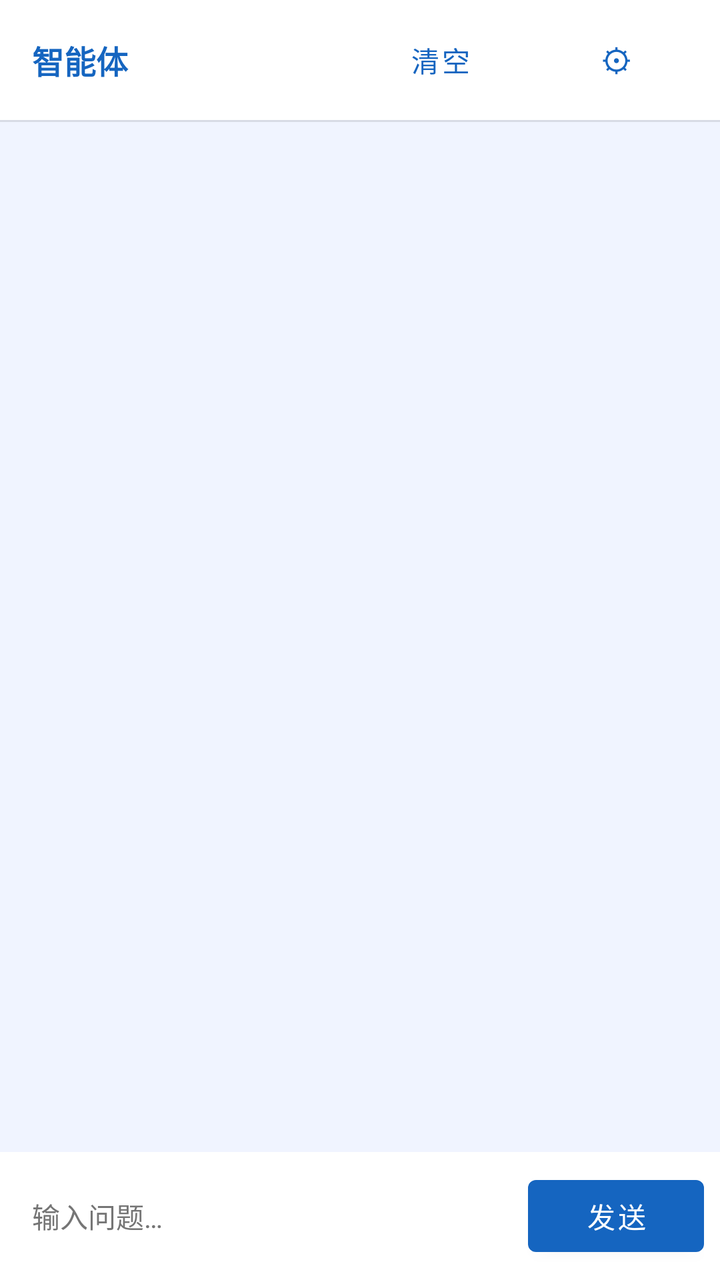
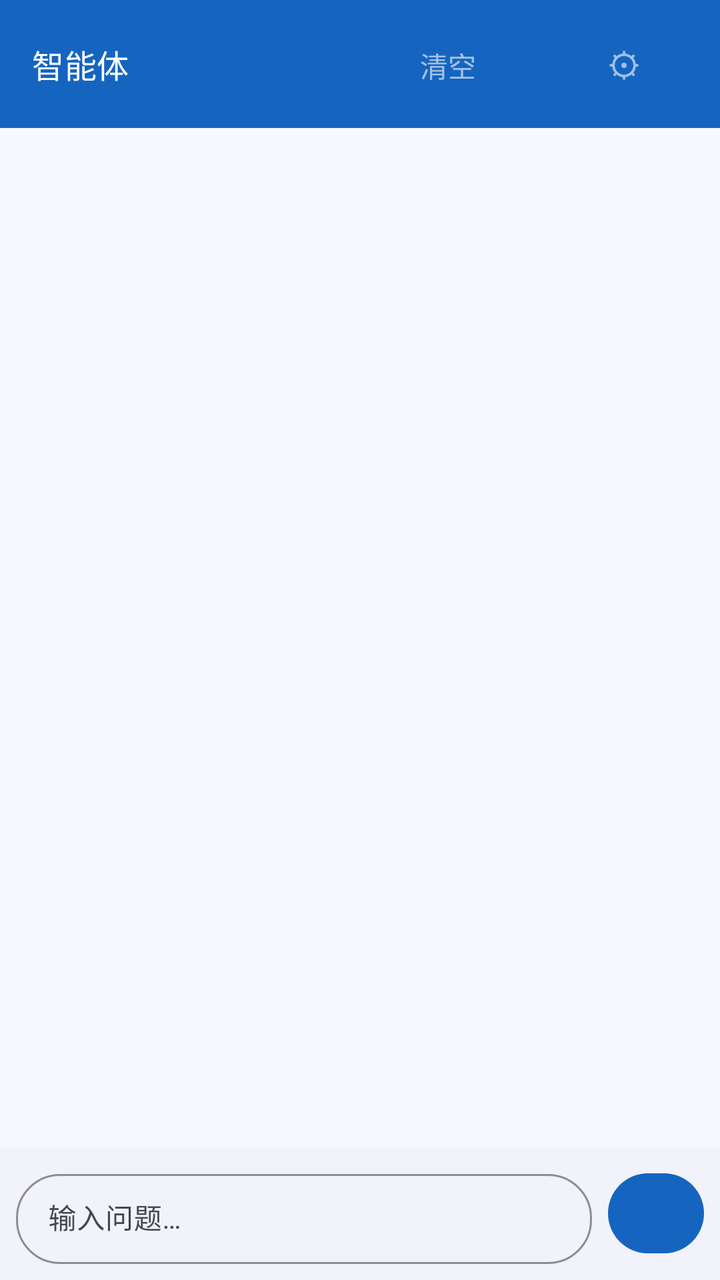

The first picture is an Android layout as it rendered before a commit; the second is the same layout after the commit. The layout source and the unified diff follow.
<!-- AndroidManifest.xml: application theme Theme.CellSentinelApp -->
<!-- res/layout/fragment_agent.xml -->
<?xml version="1.0" encoding="utf-8"?>
<LinearLayout xmlns:android="http://schemas.android.com/apk/res/android"
    xmlns:app="http://schemas.android.com/apk/res-auto"
    android:layout_width="match_parent"
    android:layout_height="match_parent"
    android:orientation="vertical"
    android:background="@color/background">

    
    <LinearLayout
        android:layout_width="match_parent"
        android:layout_height="wrap_content"
        android:orientation="horizontal"
        android:paddingHorizontal="8dp"
        android:paddingVertical="6dp"
        android:gravity="center_vertical"
        android:background="@color/colorSurface">

        <TextView
            android:layout_width="0dp"
            android:layout_height="wrap_content"
            android:layout_weight="1"
            android:text="智能体"
            android:textSize="16sp"
            android:textStyle="bold"
            android:textColor="@color/colorPrimary"
            android:layout_marginStart="8dp" />

        <Button
            android:id="@+id/btn_export_pdf"
            style="@style/Widget.MaterialComponents.Button.TextButton"
            android:layout_width="wrap_content"
            android:layout_height="wrap_content"
            android:text="导出PDF"
            android:textAllCaps="false"
            android:visibility="gone" />

        <Button
            android:id="@+id/btn_agent_clear"
            style="@style/Widget.MaterialComponents.Button.TextButton"
            android:layout_width="wrap_content"
            android:layout_height="wrap_content"
            android:text="清空"
            android:textAllCaps="false" />

        <Button
            android:id="@+id/btn_agent_settings"
            style="@style/Widget.MaterialComponents.Button.TextButton"
            android:layout_width="wrap_content"
            android:layout_height="wrap_content"
            android:text="⚙"
            android:textSize="16sp"
            android:textAllCaps="false" />

    </LinearLayout>

    <View
        android:layout_width="match_parent"
        android:layout_height="1dp"
        android:background="@color/colorDivider" />

    
    <com.google.android.material.card.MaterialCardView
        android:id="@+id/card_context"
        android:layout_width="match_parent"
        android:layout_height="wrap_content"
        android:layout_margin="8dp"
        android:visibility="gone"
        app:cardBackgroundColor="@color/colorCardAI">

        <LinearLayout
            android:layout_width="match_parent"
            android:layout_height="wrap_content"
            android:orientation="horizontal"
            android:paddingHorizontal="12dp"
            android:paddingVertical="8dp"
            android:gravity="center_vertical">

            <TextView
                android:layout_width="0dp"
                android:layout_height="wrap_content"
                android:layout_weight="1"
                android:text="📊 "
                android:textSize="12sp"
                android:textColor="@color/colorPrimary" />

            <TextView
                android:id="@+id/tv_context_summary"
                android:layout_width="0dp"
                android:layout_height="wrap_content"
                android:layout_weight="10"
                android:text="已附加分析数据"
                android:textSize="12sp"
                android:textColor="@color/colorPrimary"
                android:textStyle="bold" />

        </LinearLayout>
    </com.google.android.material.card.MaterialCardView>

    
    <ScrollView
        android:id="@+id/sv_messages"
        android:layout_width="match_parent"
        android:layout_height="0dp"
        android:layout_weight="1"
        android:fillViewport="true"
        android:clipToPadding="false"
        android:paddingVertical="4dp">

        <LinearLayout
            android:id="@+id/ll_messages"
            android:layout_width="match_parent"
            android:layout_height="wrap_content"
            android:orientation="vertical"
            android:paddingHorizontal="4dp"
            android:paddingBottom="8dp" />

    </ScrollView>

    
    <TextView
        android:id="@+id/tv_typing"
        android:layout_width="wrap_content"
        android:layout_height="wrap_content"
        android:layout_marginStart="16dp"
        android:layout_marginBottom="4dp"
        android:text="AI 正在思考…"
        android:textSize="12sp"
        android:textColor="@color/colorAccent"
        android:textStyle="italic"
        android:visibility="gone" />

    
    <LinearLayout
        android:layout_width="match_parent"
        android:layout_height="wrap_content"
        android:orientation="horizontal"
        android:padding="8dp"
        android:gravity="center_vertical"
        android:background="@color/colorSurface">

        <EditText
            android:id="@+id/et_agent_input"
            android:layout_width="0dp"
            android:layout_height="wrap_content"
            android:layout_weight="1"
            android:hint="输入问题…"
            android:inputType="textMultiLine"
            android:maxLines="4"
            android:background="@android:color/transparent"
            android:textSize="14sp"
            android:imeOptions="actionSend"
            android:paddingHorizontal="8dp" />

        <Button
            android:id="@+id/btn_agent_send"
            android:layout_width="wrap_content"
            android:layout_height="wrap_content"
            android:text="发送"
            android:textAllCaps="false"
            android:textSize="14sp" />

    </LinearLayout>

</LinearLayout>
<!-- resources referenced by this layout -->
<resources>
  <color name="background">#F0F4FF</color>
  <color name="colorAccent">#00ACC1</color>
  <color name="colorCardAI">#E3F2FD</color>
  <color name="colorDivider">#1A000000</color>
  <color name="colorPrimary">#1565C0</color>
  <color name="colorSurface">#FFFFFF</color>
  <style name="Theme.CellSentinelApp" parent="Theme.MaterialComponents.Light.DarkActionBar">
          
          <item name="colorPrimary">@color/colorPrimary</item>
          <item name="colorPrimaryVariant">@color/colorPrimaryDark</item>
          <item name="colorOnPrimary">@color/white</item>
          
          <item name="colorSecondary">@color/colorAccent</item>
          <item name="colorSecondaryVariant">@color/colorAccentDark</item>
          <item name="colorOnSecondary">@color/white</item>
          
          <item name="colorSurface">@color/colorSurface</item>
          <item name="colorOnSurface">@color/textColorPrimary</item>
          
          <item name="android:windowBackground">@color/background</item>
          <item name="android:colorBackground">@color/background</item>
          
          <item name="android:statusBarColor">@color/colorPrimaryDark</item>
          
          <item name="android:textColorPrimary">@color/textColorPrimary</item>
          <item name="android:textColorSecondary">@color/textColorSecondary</item>
          <item name="android:textColorHint">@color/textColorHint</item>
          
          <item name="materialCardViewStyle">@style/AppCardView</item>
          <item name="editTextStyle">@style/AppEditText</item>
          <item name="chipStyle">@style/AppChip</item>
      </style>
  <color name="colorPrimaryDark">#0D47A1</color>
  <color name="white">#FFFFFFFF</color>
  <color name="colorAccentDark">#007C91</color>
  <color name="textColorPrimary">#DE000000</color>
  <color name="textColorSecondary">#99000000</color>
  <color name="textColorHint">#FF757575</color>
  <style name="AppCardView" parent="Widget.MaterialComponents.CardView">
          <item name="cardCornerRadius">8dp</item>
          <item name="cardElevation">2dp</item>
          <item name="cardBackgroundColor">@color/colorSurfaceFaint</item>
          <item name="strokeColor">@color/colorPrimaryTintBg</item>
          <item name="strokeWidth">1dp</item>
      </style>
  <style name="AppChip" parent="Widget.MaterialComponents.Chip.Filter">
          <item name="chipBackgroundColor">@color/chip_bg_color</item>
          <item name="android:textColor">@color/chip_text_color</item>
          <item name="chipStrokeColor">@color/colorPrimaryTintBg</item>
          <item name="chipStrokeWidth">1dp</item>
      </style>
  <color name="colorSurfaceFaint">#FAFAFA</color>
  <color name="colorPrimaryTintBg">#1A1565C0</color>
  <!-- unchanged entries left out for length: 1 -->
</resources>

<!-- the commit's change to res/layout/fragment_agent.xml (unified diff, before → after) -->
@@ -4,95 +4,91 @@
     android:layout_width="match_parent"
     android:layout_height="match_parent"
     android:orientation="vertical"
-    android:background="@color/background">
+    android:background="?attr/colorSurface">
 
     
-    <LinearLayout
+    <com.google.android.material.appbar.MaterialToolbar
         android:layout_width="match_parent"
-        android:layout_height="wrap_content"
-        android:orientation="horizontal"
-        android:paddingHorizontal="8dp"
-        android:paddingVertical="6dp"
-        android:gravity="center_vertical"
-        android:background="@color/colorSurface">
+        android:layout_height="?attr/actionBarSize"
+        android:background="@color/colorPrimary"
+        android:theme="@style/ThemeOverlay.AppCompat.Dark.ActionBar"
+        app:title="智能体"
+        app:titleTextColor="@color/white"
+        app:titleTextAppearance="?attr/textAppearanceTitleMedium">
 
-        <TextView
-            android:layout_width="0dp"
-            android:layout_height="wrap_content"
-            android:layout_weight="1"
-            android:text="智能体"
-            android:textSize="16sp"
-            android:textStyle="bold"
-            android:textColor="@color/colorPrimary"
-            android:layout_marginStart="8dp" />
-
-        <Button
-            android:id="@+id/btn_export_pdf"
-            style="@style/Widget.MaterialComponents.Button.TextButton"
+        <LinearLayout
             android:layout_width="wrap_content"
             android:layout_height="wrap_content"
-            android:text="导出PDF"
-            android:textAllCaps="false"
-            android:visibility="gone" />
+            android:layout_gravity="end"
+            android:orientation="horizontal"
+            android:paddingEnd="4dp">
 
-        <Button
-            android:id="@+id/btn_agent_clear"
-            style="@style/Widget.MaterialComponents.Button.TextButton"
-            android:layout_width="wrap_content"
-            android:layout_height="wrap_content"
-            android:text="清空"
-            android:textAllCaps="false" />
+            <com.google.android.material.button.MaterialButton
+                android:id="@+id/btn_export_pdf"
+                style="@style/Widget.Material3.Button.TextButton"
+                android:layout_width="wrap_content"
+                android:layout_height="wrap_content"
+                android:text="导出PDF"
+                android:textAllCaps="false"
+                android:textColor="@color/colorWhite60"
+                android:visibility="gone" />
 
-        <Button
-            android:id="@+id/btn_agent_settings"
-            style="@style/Widget.MaterialComponents.Button.TextButton"
-            android:layout_width="wrap_content"
-            android:layout_height="wrap_content"
-            android:text="⚙"
-            android:textSize="16sp"
-            android:textAllCaps="false" />
+            <com.google.android.material.button.MaterialButton
+                android:id="@+id/btn_agent_clear"
+                style="@style/Widget.Material3.Button.TextButton"
+                android:layout_width="wrap_content"
+                android:layout_height="wrap_content"
+                android:text="清空"
+                android:textAllCaps="false"
+                android:textColor="@color/colorWhite60" />
 
-    </LinearLayout>
+            <com.google.android.material.button.MaterialButton
+                android:id="@+id/btn_agent_settings"
+                style="@style/Widget.Material3.Button.TextButton"
+                android:layout_width="wrap_content"
+                android:layout_height="wrap_content"
+                android:text="⚙"
+                android:textSize="17sp"
+                android:textAllCaps="false"
+                android:textColor="@color/colorWhite60" />
 
-    <View
-        android:layout_width="match_parent"
-        android:layout_height="1dp"
-        android:background="@color/colorDivider" />
+        </LinearLayout>
+    </com.google.android.material.appbar.MaterialToolbar>
 
     
     <com.google.android.material.card.MaterialCardView
         android:id="@+id/card_context"
         android:layout_width="match_parent"
         android:layout_height="wrap_content"
-        android:layout_margin="8dp"
+        android:layout_margin="10dp"
         android:visibility="gone"
-        app:cardBackgroundColor="@color/colorCardAI">
+        app:cardCornerRadius="10dp"
+        app:cardElevation="0dp"
+        app:cardBackgroundColor="@color/colorPrimaryContainer">
 
         <LinearLayout
             android:layout_width="match_parent"
             android:layout_height="wrap_content"
             android:orientation="horizontal"
-            android:paddingHorizontal="12dp"
-            android:paddingVertical="8dp"
+            android:paddingHorizontal="14dp"
+            android:paddingVertical="10dp"
             android:gravity="center_vertical">
 
             <TextView
-                android:layout_width="0dp"
+                android:layout_width="wrap_content"
                 android:layout_height="wrap_content"
-                android:layout_weight="1"
-                android:text="📊 "
-                android:textSize="12sp"
-                android:textColor="@color/colorPrimary" />
+                android:text="📊"
+                android:textSize="14sp"
+                android:layout_marginEnd="8dp" />
 
             <TextView
                 android:id="@+id/tv_context_summary"
                 android:layout_width="0dp"
                 android:layout_height="wrap_content"
-                android:layout_weight="10"
+                android:layout_weight="1"
                 android:text="已附加分析数据"
-                android:textSize="12sp"
-                android:textColor="@color/colorPrimary"
-                android:textStyle="bold" />
+                android:textAppearance="?attr/textAppearanceLabelMedium"
+                android:textColor="@color/colorOnPrimaryContainer" />
 
         </LinearLayout>
     </com.google.android.material.card.MaterialCardView>
@@ -112,7 +108,7 @@
             android:layout_width="match_parent"
             android:layout_height="wrap_content"
             android:orientation="vertical"
-            android:paddingHorizontal="4dp"
+            android:paddingHorizontal="8dp"
             android:paddingBottom="8dp" />
 
     </ScrollView>
@@ -123,9 +119,9 @@
         android:layout_width="wrap_content"
         android:layout_height="wrap_content"
         android:layout_marginStart="16dp"
-        android:layout_marginBottom="4dp"
+        android:layout_marginBottom="2dp"
         android:text="AI 正在思考…"
-        android:textSize="12sp"
+        android:textAppearance="?attr/textAppearanceBodySmall"
         android:textColor="@color/colorAccent"
         android:textStyle="italic"
         android:visibility="gone" />
@@ -137,28 +133,38 @@
         android:orientation="horizontal"
         android:padding="8dp"
         android:gravity="center_vertical"
-        android:background="@color/colorSurface">
+        android:background="@color/colorSurfaceContainerLow">
 
-        <EditText
-            android:id="@+id/et_agent_input"
+        <com.google.android.material.textfield.TextInputLayout
             android:layout_width="0dp"
             android:layout_height="wrap_content"
             android:layout_weight="1"
             android:hint="输入问题…"
-            android:inputType="textMultiLine"
-            android:maxLines="4"
-            android:background="@android:color/transparent"
-            android:textSize="14sp"
-            android:imeOptions="actionSend"
-            android:paddingHorizontal="8dp" />
+            style="@style/AppTextInput"
+            android:layout_marginEnd="8dp"
+            app:boxCornerRadiusBottomEnd="22dp"
+            app:boxCornerRadiusBottomStart="22dp"
+            app:boxCornerRadiusTopEnd="22dp"
+            app:boxCornerRadiusTopStart="22dp">
+            <com.google.android.material.textfield.TextInputEditText
+                android:id="@+id/et_agent_input"
+                android:layout_width="match_parent"
+                android:layout_height="wrap_content"
+                android:inputType="textMultiLine"
+                android:maxLines="4"
+                android:textAppearance="?attr/textAppearanceBodyMedium"
+                android:imeOptions="actionSend" />
+        </com.google.android.material.textfield.TextInputLayout>
 
-        <Button
+        <com.google.android.material.button.MaterialButton
             android:id="@+id/btn_agent_send"
-            android:layout_width="wrap_content"
-            android:layout_height="wrap_content"
-            android:text="发送"
+            android:layout_width="48dp"
+            android:layout_height="48dp"
+            android:text="→"
             android:textAllCaps="false"
-            android:textSize="14sp" />
+            android:textSize="16sp"
+            app:backgroundTint="@color/colorPrimary"
+            android:textColor="@color/white" />
 
     </LinearLayout>
 
<!-- resource entries referenced after the edit -->
@@ -1,58 +1,90 @@
 <!-- resources referenced by this layout -->
 <resources>
-  <color name="background">#F0F4FF</color>
   <color name="colorAccent">#00ACC1</color>
-  <color name="colorCardAI">#E3F2FD</color>
-  <color name="colorDivider">#1A000000</color>
+  <color name="colorOnPrimaryContainer">#001849</color>
   <color name="colorPrimary">#1565C0</color>
-  <color name="colorSurface">#FFFFFF</color>
-  <style name="Theme.CellSentinelApp" parent="Theme.MaterialComponents.Light.DarkActionBar">
+  <color name="colorPrimaryContainer">#D8E4FF</color>
+  <color name="colorSurfaceContainerLow">#F2F3FA</color>
+  <color name="colorWhite60">#99FFFFFF</color>
+  <style name="Theme.CellSentinelApp" parent="Theme.Material3.Light">
+  
           
-          <item name="colorPrimary">@color/colorPrimary</item>
-          <item name="colorPrimaryVariant">@color/colorPrimaryDark</item>
-          <item name="colorOnPrimary">@color/white</item>
+          <item name="colorPrimary">#1565C0</item>
+          <item name="colorOnPrimary">#FFFFFF</item>
+          <item name="colorPrimaryContainer">#D8E4FF</item>
+          <item name="colorOnPrimaryContainer">#001849</item>
+  
           
-          <item name="colorSecondary">@color/colorAccent</item>
-          <item name="colorSecondaryVariant">@color/colorAccentDark</item>
-          <item name="colorOnSecondary">@color/white</item>
+          <item name="colorSecondary">#00ACC1</item>
+          <item name="colorOnSecondary">#FFFFFF</item>
+          <item name="colorSecondaryContainer">#B2EBF2</item>
+          <item name="colorOnSecondaryContainer">#001F24</item>
+  
           
-          <item name="colorSurface">@color/colorSurface</item>
-          <item name="colorOnSurface">@color/textColorPrimary</item>
+          <item name="colorTertiary">#6A1B9A</item>
+          <item name="colorOnTertiary">#FFFFFF</item>
+          <item name="colorTertiaryContainer">#EEDCFF</item>
+          <item name="colorOnTertiaryContainer">#230048</item>
+  
           
-          <item name="android:windowBackground">@color/background</item>
-          <item name="android:colorBackground">@color/background</item>
+          <item name="colorError">#B3261E</item>
+          <item name="colorOnError">#FFFFFF</item>
+          <item name="colorErrorContainer">#F9DEDC</item>
+          <item name="colorOnErrorContainer">#410E0B</item>
+  
           
-          <item name="android:statusBarColor">@color/colorPrimaryDark</item>
+          <item name="colorSurface">#F8F9FF</item>
+          <item name="colorOnSurface">#1A1C22</item>
+          <item name="colorSurfaceVariant">#DFE2EB</item>
+          <item name="colorOnSurfaceVariant">#43474F</item>
+          <item name="colorSurfaceContainerLowest">#FFFFFF</item>
+          <item name="colorSurfaceContainerLow">#F2F3FA</item>
+          <item name="colorSurfaceContainer">#ECEFF5</item>
+          <item name="colorSurfaceContainerHigh">#E6E8EF</item>
+          <item name="colorSurfaceContainerHighest">#E1E2EA</item>
+  
+          
+          <item name="colorOutline">#73777F</item>
+          <item name="colorOutlineVariant">#C3C7CF</item>
+  
+          
+          <item name="android:windowBackground">?attr/colorSurface</item>
+          <item name="android:statusBarColor">@color/colorPrimary</item>
+          <item name="android:navigationBarColor">?attr/colorSurface</item>
+  
           
           <item name="android:textColorPrimary">@color/textColorPrimary</item>
           <item name="android:textColorSecondary">@color/textColorSecondary</item>
           <item name="android:textColorHint">@color/textColorHint</item>
+  
           
           <item name="materialCardViewStyle">@style/AppCardView</item>
           <item name="editTextStyle">@style/AppEditText</item>
           <item name="chipStyle">@style/AppChip</item>
+  
       </style>
-  <color name="colorPrimaryDark">#0D47A1</color>
   <color name="white">#FFFFFFFF</color>
-  <color name="colorAccentDark">#007C91</color>
+  <style name="AppTextInput" parent="Widget.Material3.TextInputLayout.OutlinedBox.Dense">
+          <item name="hintTextColor">?attr/colorOnSurfaceVariant</item>
+          <item name="boxStrokeColor">?attr/colorOutlineVariant</item>
+          <item name="boxStrokeErrorColor">?attr/colorError</item>
+          <item name="helperTextTextColor">?attr/colorOnSurfaceVariant</item>
+          <item name="errorTextColor">?attr/colorError</item>
+      </style>
   <color name="textColorPrimary">#DE000000</color>
   <color name="textColorSecondary">#99000000</color>
   <color name="textColorHint">#FF757575</color>
-  <style name="AppCardView" parent="Widget.MaterialComponents.CardView">
-          <item name="cardCornerRadius">8dp</item>
-          <item name="cardElevation">2dp</item>
-          <item name="cardBackgroundColor">@color/colorSurfaceFaint</item>
-          <item name="strokeColor">@color/colorPrimaryTintBg</item>
-          <item name="strokeWidth">1dp</item>
+  <style name="AppCardView" parent="Widget.Material3.CardView.Elevated">
+          <item name="cardCornerRadius">12dp</item>
+          <item name="cardElevation">1dp</item>
+          <item name="android:stateListAnimator">@null</item>
       </style>
-  <style name="AppChip" parent="Widget.MaterialComponents.Chip.Filter">
+  <style name="AppChip" parent="Widget.Material3.Chip.Filter">
           <item name="chipBackgroundColor">@color/chip_bg_color</item>
           <item name="android:textColor">@color/chip_text_color</item>
-          <item name="chipStrokeColor">@color/colorPrimaryTintBg</item>
+          <item name="chipStrokeColor">?attr/colorOutlineVariant</item>
           <item name="chipStrokeWidth">1dp</item>
       </style>
-  <color name="colorSurfaceFaint">#FAFAFA</color>
-  <color name="colorPrimaryTintBg">#1A1565C0</color>
   <!-- unchanged entries left out for length: 1 -->
 </resources>
 
